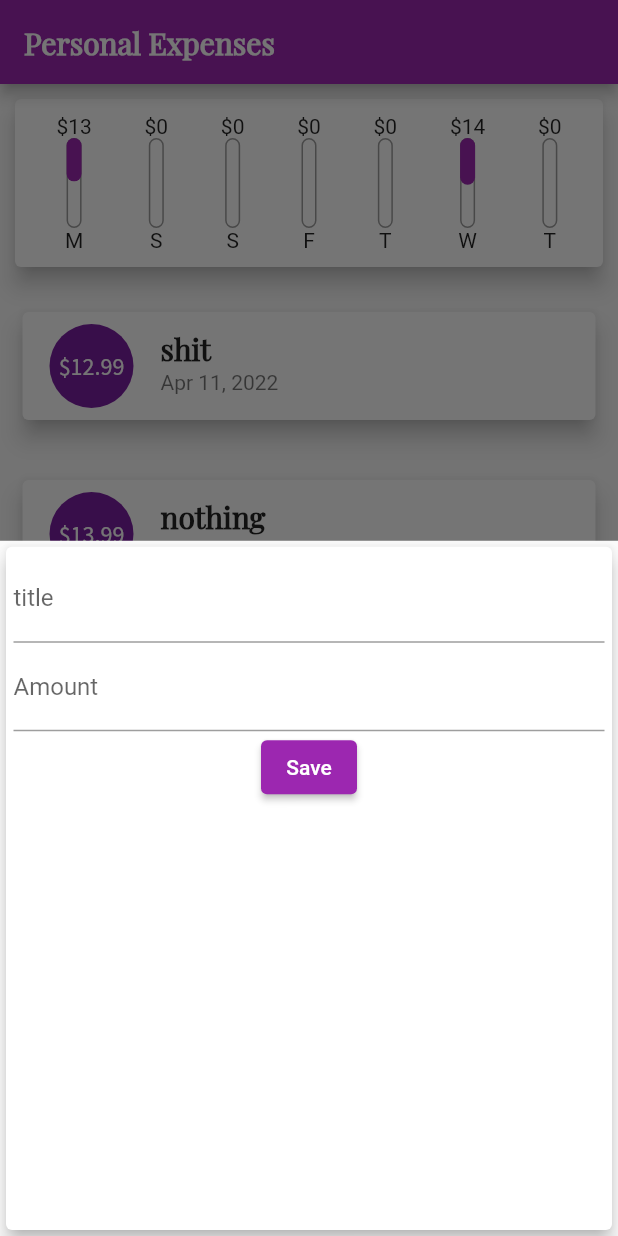
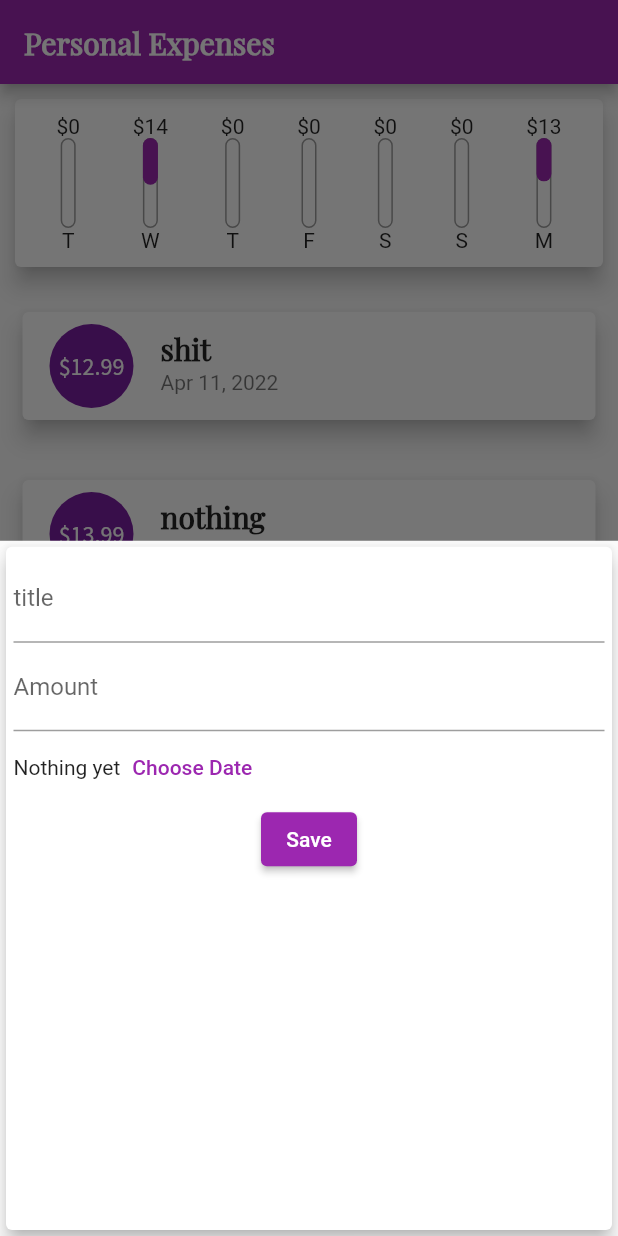
Before and after one commit to alphakzt99/expense, a Flutter app: the screen it shows after launch, after a tap on the "add" icon, on a phone screen of 412 x 824 dp. Run offline on Flutter 3.47's test engine with Material 2 defaults, Android fonts, the phone set to English and light mode, and no system bars; project files that could hold a hidden picture were left out.

```diff
--- a/lib/main.dart
+++ b/lib/main.dart
@@ -13,16 +13,18 @@ class Home extends StatelessWidget {
   @override
   Widget build(BuildContext context) {
     return MaterialApp(
-      debugShowCheckedModeBanner: false,
-      home: Expense(),
-      theme: ThemeData(
+        debugShowCheckedModeBanner: false,
+        home: Expense(),
+        theme: ThemeData(
           primarySwatch: Colors.purple,
           fontFamily: 'SourceSansPro',
+          buttonTheme:
+              ThemeData.dark().buttonTheme.copyWith(buttonColor: Colors.purple),
           //textTheme define globally and use ThemeData
-          textTheme: ThemeData.light()
-              .textTheme
-              .copyWith(headline6: TextStyle(fontFamily: 'PlayfairDisplay',fontWeight: FontWeight.w600)),
-    ));
+          textTheme: ThemeData.light().textTheme.copyWith(
+              headline6: TextStyle(
+                  fontFamily: 'PlayfairDisplay', fontWeight: FontWeight.w600)),
+        ));
   }
 }
 
@@ -36,7 +38,11 @@ class Expense extends StatefulWidget {
 class _ExpenseState extends State<Expense> {
   List<Transcations> usertranscations = [
     Transcations(id: 'k1', title: 'shit', amount: 12.99, date: DateTime.now()),
-    Transcations(id: 'k2', title: 'nothing', amount: 13.99, date: DateTime.parse("2022-04-06"))
+    Transcations(
+        id: 'k2',
+        title: 'nothing',
+        amount: 13.99,
+        date: DateTime.parse("2022-04-06"))
   ];
   void _addTranscation(String txtitle, double txamount) {
     final newTx = Transcations(
@@ -49,15 +55,11 @@ class _ExpenseState extends State<Expense> {
     });
   }
 
-  void _startNewTranscation(BuildContext context) {
+  void _startNewTranscation() {
     showModalBottomSheet(
         context: context,
         builder: (bctx) {
-          return GestureDetector(
-            onTap: () {},
-            child: UserTranscations(_addTranscation),
-            behavior: HitTestBehavior.opaque,
-          );
+          return UserTranscations(_addTranscation);
         });
   }
 
@@ -66,7 +68,7 @@ class _ExpenseState extends State<Expense> {
     return Scaffold(
       floatingActionButton: FloatingActionButton(
         child: Icon(Icons.add),
-        onPressed: () => _startNewTranscation(context),
+        onPressed: _startNewTranscation,
       ),
       appBar: AppBar(
         title: Text('Personal Expenses'),
--- a/lib/widget/chart.dart
+++ b/lib/widget/chart.dart
@@ -22,7 +22,7 @@ class Chart extends StatelessWidget {
         'day': DateFormat.E().format(weekDay).substring(0, 1),
         'amount': totalSpending
       };
-    });
+    }).reversed.toList();
   }
 
   double get totalspending {
@@ -42,7 +42,10 @@ class Chart extends StatelessWidget {
           mainAxisAlignment: MainAxisAlignment.spaceAround,
           children: [
             ...transcationsRecentValues.map((data) {
-              return ChartBar(data['day'].toString(),(data['amount'] as double), (data['amount'] as double) / totalspending);
+              return ChartBar(
+                  data['day'].toString(),
+                  (data['amount'] as double),
+                  (data['amount'] as double) / totalspending);
             }).toList()
           ],
         ),
--- a/lib/widget/user_transcations.dart
+++ b/lib/widget/user_transcations.dart
@@ -21,7 +21,16 @@ class _UserTranscationsState extends State<UserTranscations> {
       return;
     }
     widget.add(enteredTitle, enteredAmount);
+
     Navigator.of(context).pop();
+  }
+
+  void _datepicker() {
+    showDatePicker(
+        context: context,
+        initialDate: DateTime.now(),
+        firstDate: DateTime(2019),
+        lastDate: DateTime.now());
   }
 
   @override
@@ -43,6 +52,17 @@ class _UserTranscationsState extends State<UserTranscations> {
               keyboardType: TextInputType.number,
               onSubmitted: (arg) => submitData(),
             ),
+            Row(
+              children: [
+                Text("Nothing yet"),
+                TextButton(
+                    onPressed: _datepicker,
+                    child: Text(
+                      'Choose Date',
+                      style: TextStyle(color: Colors.purple),
+                    ))
+              ],
+            ),
             ElevatedButton(onPressed: submitData, child: Text("Save"))
           ],
         ),
```
